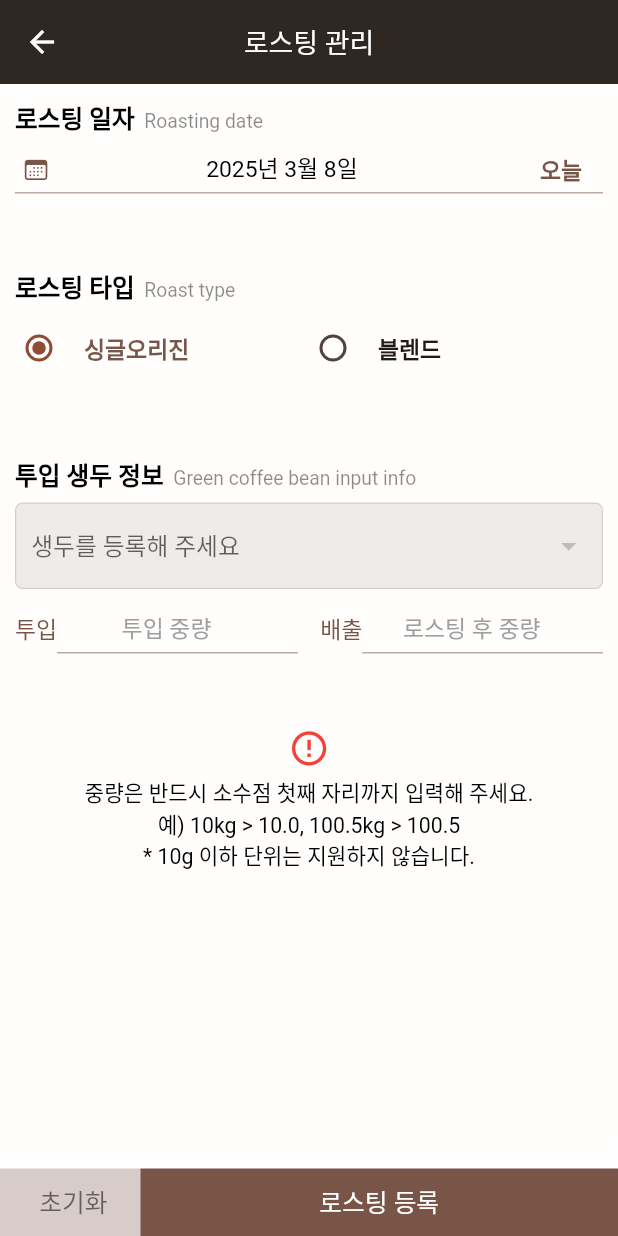
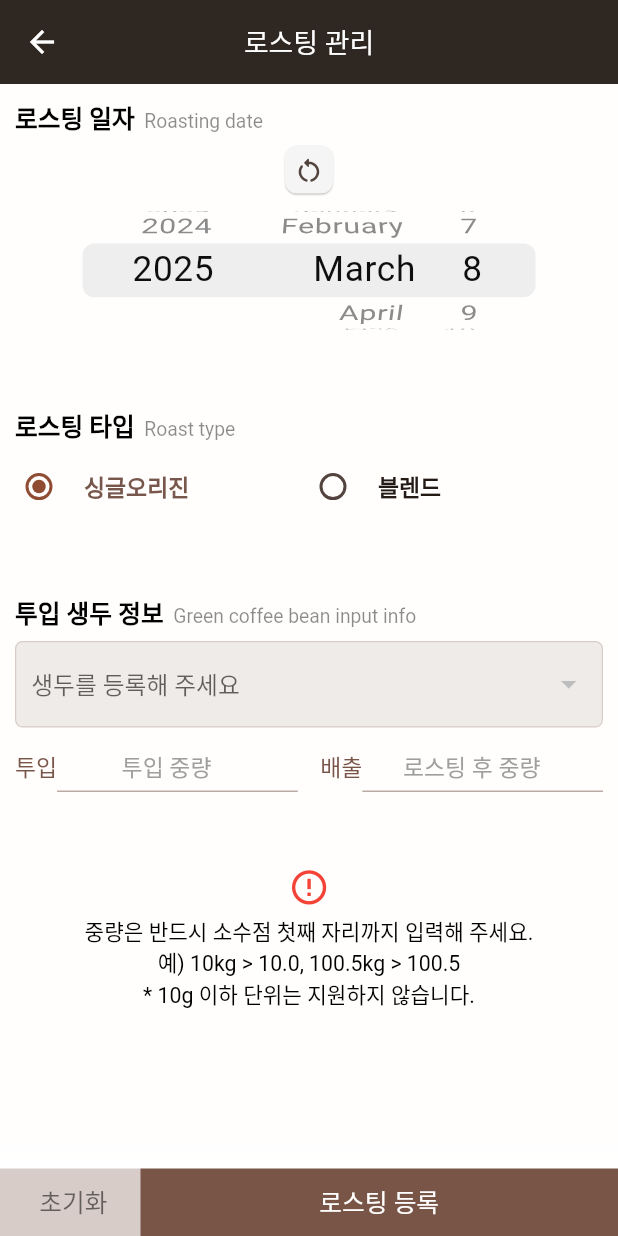
Before and after one commit to NamGideokk/bean_diary, a Flutter app: the RoastingManagementMain screen opened directly, on a phone screen of 412 x 824 dp. Run offline on Flutter 3.47's test engine with Material 3 defaults, Android fonts, the phone set to English and light mode, and no system bars; our stand-ins replace dio, flutter_dotenv, get, package_info_plus, sqflite, upgrader; accounts and stored records are empty; network calls fail.

Commit message:
custom_date_picker > ui 수정

```diff
--- a/lib/controllers/custom_date_picker_controller.dart
+++ b/lib/controllers/custom_date_picker_controller.dart
@@ -1,8 +1,6 @@
-import 'package:flutter/cupertino.dart';
 import 'package:get/get.dart';
 
 class CustomDatePickerController extends GetxController {
-  final TextEditingController textEditingCtrl = TextEditingController();
   final _now = DateTime.now();
   late final RxInt _thisYear = 0.obs;
   final RxInt _year = 0.obs;
@@ -24,14 +22,12 @@ class CustomDatePickerController extends GetxController {
     _month(_now.month);
     _day(_now.day);
     _date("${_year.toString()}-${_month.toString()}-${_day.toString()}");
-    textEditingCtrl.text = "${_year.toString()}년 ${_month.toString()}월 ${_day.toString()}일";
   }
 
   void setDateToToday() {
     _year(_now.year);
     _month(_now.month);
     _day(_now.day);
-    textEditingCtrl.text = "${_now.year.toString()}년 ${_now.month.toString()}월 ${_now.day.toString()}일";
     _date("${_now.year.toString()}-${_now.month.toString()}-${_now.day.toString()}");
   }
 
--- a/lib/controllers/roasting_bean_sales_controller.dart
+++ b/lib/controllers/roasting_bean_sales_controller.dart
@@ -1,5 +1,3 @@
-import 'dart:convert';
-
 import 'package:bean_diary/controllers/custom_date_picker_controller.dart';
 import 'package:bean_diary/sqfLite/roasting_bean_sales_sqf_lite.dart';
 import 'package:bean_diary/sqfLite/roasting_bean_stock_sqf_lite.dart';
@@ -95,7 +93,7 @@ class RoastingBeanSalesController extends GetxController {
     final bool? confirm = await CustomDialog().showAlertDialog(
       context,
       "판매 등록",
-      "판매일: ${customDatePickerCtrl.textEditingCtrl.text}\n판매처: $retailer\n원두: $name\n판매량: ${weightTECtrl.text}kg\n\n입력하신 정보로 판매를 등록합니다.",
+      "판매일: ${Utility().pasteTextToDate(customDatePickerCtrl.date)}\n판매처: $retailer\n원두: $name\n판매량: ${weightTECtrl.text}kg\n\n입력하신 정보로 판매를 등록합니다.",
       acceptTitle: "등록하기",
     );
 
@@ -120,7 +118,8 @@ class RoastingBeanSalesController extends GetxController {
       bool result = await RoastingBeanSalesSqfLite().insertRoastingBeanSales(value);
 
       if (result) {
-        String successMsg = "${customDatePickerCtrl.textEditingCtrl.text}\n$retailer\n${type == "1" ? "싱글오리진" : "블렌드"} - $name\n${Utility().numberFormat(weightTECtrl.text.trim())}kg\n판매 등록이 완료되었습니다.";
+        String successMsg =
+            "${Utility().pasteTextToDate(customDatePickerCtrl.date)}\n$retailer\n${type == "1" ? "싱글오리진" : "블렌드"} - $name\n${Utility().numberFormat(weightTECtrl.text.trim())}kg\n판매 등록이 완료되었습니다.";
         if (!context.mounted) return;
         CustomDialog().showSnackBar(context, successMsg);
         await getRetailers();
--- a/lib/controllers/warehousing_green_bean_controller.dart
+++ b/lib/controllers/warehousing_green_bean_controller.dart
@@ -186,14 +186,14 @@ class WarehousingGreenBeanController extends GetxController {
     final bool? confirm = await CustomDialog().showAlertDialog(
       context,
       "입고 등록",
-      "입고일: ${customDatePickerCtrl.textEditingCtrl.text}\n공급처: $supplier\n생두: $selectedBean\n입고량: ${weightTECtrl.text}kg\n\n입력하신 정보로 입고를 등록합니다.",
+      "입고일: ${Utility().pasteTextToDate(customDatePickerCtrl.date)}\n공급처: $supplier\n생두: $selectedBean\n입고량: ${weightTECtrl.text}kg\n\n입력하신 정보로 입고를 등록합니다.",
       acceptTitle: "등록하기",
     );
 
     if (confirm != true) {
       return;
     } else {
-      String date = customDatePickerCtrl.date.replaceAll(RegExp("[년 월 일 ]"), "-");
+      String date = customDatePickerCtrl.date;
       String weight = weightTECtrl.text.replaceAll(".", "");
       String history = jsonEncode([
         {
@@ -214,7 +214,7 @@ class WarehousingGreenBeanController extends GetxController {
       if (!context.mounted) return;
       CustomDialog().showSnackBar(
         context,
-        insertResult ? "${customDatePickerCtrl.textEditingCtrl.text}\n$supplier\n$selectedBean\n${weightTECtrl.text}kg\n\n입고 등록이 완료되었습니다." : "입고 등록에 실패했습니다.\n입력값을 확인하시거나 잠시 후 다시 시도해 주세요.",
+        insertResult ? "${Utility().pasteTextToDate(customDatePickerCtrl.date)}\n$supplier\n$selectedBean\n${weightTECtrl.text}kg\n\n입고 등록이 완료되었습니다." : "입고 등록에 실패했습니다.\n입력값을 확인하시거나 잠시 후 다시 시도해 주세요.",
         isError: insertResult ? false : true,
       );
 
--- a/lib/screens/roasting_management_main.dart
+++ b/lib/screens/roasting_management_main.dart
@@ -438,7 +438,7 @@ class _RoastingManagementMainState extends State<RoastingManagementMain> {
                                   bool? finalConfirm = await CustomDialog().showAlertDialog(
                                     context,
                                     "로스팅 등록",
-                                    "블렌드\n\n로스팅일: ${_customDatePickerCtrl.textEditingCtrl.text}\n$beans\n배출량: ${_warehousingGreenBeanCtrl.roastingWeightTECtrl.text}kg\n블렌드명: ${_warehousingGreenBeanCtrl.blendNameTECtrl.text}\n\n입력하신 정보로 로스팅을 등록합니다.",
+                                    "블렌드\n\n로스팅일: ${Utility().pasteTextToDate(_customDatePickerCtrl.date)}\n$beans\n배출량: ${_warehousingGreenBeanCtrl.roastingWeightTECtrl.text}kg\n블렌드명: ${_warehousingGreenBeanCtrl.blendNameTECtrl.text}\n\n입력하신 정보로 로스팅을 등록합니다.",
                                     acceptTitle: "등록하기",
                                   );
                                   if (finalConfirm != true) return;
@@ -449,7 +449,7 @@ class _RoastingManagementMainState extends State<RoastingManagementMain> {
                                   CustomDialog().showSnackBar(
                                     context,
                                     insertResult
-                                        ? "${_customDatePickerCtrl.textEditingCtrl.text}\n블렌드 - ${_warehousingGreenBeanCtrl.blendNameTECtrl.text.trim()}\n${Utility().numberFormat(_warehousingGreenBeanCtrl.roastingWeightTECtrl.text.trim())}kg\n로스팅 등록이 완료되었습니다."
+                                        ? "${Utility().pasteTextToDate(_customDatePickerCtrl.date)}\n블렌드 - ${_warehousingGreenBeanCtrl.blendNameTECtrl.text.trim()}\n${Utility().numberFormat(_warehousingGreenBeanCtrl.roastingWeightTECtrl.text.trim())}kg\n로스팅 등록이 완료되었습니다."
                                         : "로스팅 등록에 실패했습니다.\n입력값을 확인하시거나 잠시 후 다시 시도해 주세요.",
                                     isError: insertResult ? false : true,
                                   );
@@ -551,7 +551,7 @@ class _RoastingManagementMainState extends State<RoastingManagementMain> {
                                 bool? finalConfirm = await CustomDialog().showAlertDialog(
                                   context,
                                   "로스팅 등록",
-                                  "싱글오리진\n\n로스팅일: ${_customDatePickerCtrl.textEditingCtrl.text}\n생두: ${_warehousingGreenBeanCtrl.selectedBean.split(" / ")[0]} / ${_warehousingGreenBeanCtrl.weightTECtrl.text}kg\n배출량: ${_warehousingGreenBeanCtrl.roastingWeightTECtrl.text}kg\n\n입력하신 정보로 로스팅을 등록합니다.",
+                                  "싱글오리진\n\n로스팅일: ${Utility().pasteTextToDate(_customDatePickerCtrl.date)}\n생두: ${_warehousingGreenBeanCtrl.selectedBean.split(" / ")[0]} / ${_warehousingGreenBeanCtrl.weightTECtrl.text}kg\n배출량: ${_warehousingGreenBeanCtrl.roastingWeightTECtrl.text}kg\n\n입력하신 정보로 로스팅을 등록합니다.",
                                   acceptTitle: "등록하기",
                                 );
                                 if (finalConfirm != true) return;
@@ -562,7 +562,7 @@ class _RoastingManagementMainState extends State<RoastingManagementMain> {
                                 CustomDialog().showSnackBar(
                                   context,
                                   insertResult
-                                      ? "${_customDatePickerCtrl.textEditingCtrl.text}\n싱글오리진 - ${_warehousingGreenBeanCtrl.selectedBean.split(" / ")[0]}\n${Utility().numberFormat(_warehousingGreenBeanCtrl.roastingWeightTECtrl.text.trim())}kg\n로스팅 등록이 완료되었습니다."
+                                      ? "${Utility().pasteTextToDate(_customDatePickerCtrl.date)}\n싱글오리진 - ${_warehousingGreenBeanCtrl.selectedBean.split(" / ")[0]}\n${Utility().numberFormat(_warehousingGreenBeanCtrl.roastingWeightTECtrl.text.trim())}kg\n로스팅 등록이 완료되었습니다."
                                       : "로스팅 등록에 실패했습니다.\n입력값을 확인하시거나 잠시 후 다시 시도해 주세요.",
                                   isError: insertResult ? false : true,
                                 );
--- a/lib/widgets/custom_date_picker.dart
+++ b/lib/widgets/custom_date_picker.dart
@@ -3,53 +3,51 @@ import 'package:flutter/cupertino.dart';
 import 'package:flutter/material.dart';
 import 'package:get/get.dart';
 
-class CustomDatePicker extends StatelessWidget {
+class CustomDatePicker extends StatefulWidget {
   const CustomDatePicker({Key? key}) : super(key: key);
 
   @override
+  State<CustomDatePicker> createState() => _CustomDatePickerState();
+}
+
+class _CustomDatePickerState extends State<CustomDatePicker> {
+  final CustomDatePickerController customDatePickerCtrl = Get.find<CustomDatePickerController>();
+  Key _key = UniqueKey();
+
+  @override
   Widget build(BuildContext context) {
-    final CustomDatePickerController customDatePickerCtrl = Get.find<CustomDatePickerController>();
     final height = MediaQuery.of(context).size.height;
 
-    return TextField(
-      controller: customDatePickerCtrl.textEditingCtrl,
-      readOnly: true,
-      textAlign: TextAlign.center,
-      style: Theme.of(context).textTheme.bodyMedium,
-      textAlignVertical: TextAlignVertical.center,
-      decoration: InputDecoration(
-        prefixIconConstraints: const BoxConstraints(),
-        prefixIcon: Padding(
-          padding: const EdgeInsets.only(left: 5),
-          child: Icon(
-            CupertinoIcons.calendar,
-            size: height / 46,
-            color: Colors.brown,
-            applyTextScaling: true,
+    return Column(
+      children: [
+        IconButton(
+          style: IconButton.styleFrom(
+            backgroundColor: Colors.grey[100],
+            visualDensity: VisualDensity.compact,
+            padding: EdgeInsets.zero,
+            elevation: 0.5,
+            shadowColor: Colors.black,
+            shape: RoundedRectangleBorder(
+              borderRadius: BorderRadius.circular(8),
             ),
           ),
-        suffixIconConstraints: const BoxConstraints(),
-        suffixIcon: TextButton(
-          onPressed: customDatePickerCtrl.setDateToToday,
-          child: Text(
-            "오늘",
-            style: Theme.of(context).textTheme.bodyMedium!.copyWith(
-                  color: Colors.brown,
-                  fontWeight: FontWeight.w600,
+          onPressed: () {
+            customDatePickerCtrl.setDateToToday();
+            setState(() {
+              _key = UniqueKey();
+            });
+          },
+          icon: Icon(
+            Icons.restart_alt_rounded,
+            size: height / 40,
           ),
         ),
-        ),
-      ),
-      onTap: () async {
-        await showModalBottomSheet(
-          context: context,
-          showDragHandle: true,
-          backgroundColor: Colors.white,
-          builder: (context) {
-            return SizedBox(
-              height: height / 3.5,
-              child: SafeArea(
+        Container(
+          margin: const EdgeInsets.only(top: 10),
+          height: height / 10,
           child: CupertinoDatePicker(
+            key: _key,
+            mode: CupertinoDatePickerMode.date,
             dateOrder: DatePickerDateOrder.ymd,
             maximumYear: customDatePickerCtrl.thisYear,
             initialDateTime: DateTime(
@@ -57,20 +55,15 @@ class CustomDatePicker extends StatelessWidget {
               customDatePickerCtrl.month,
               customDatePickerCtrl.day,
             ),
-                  mode: CupertinoDatePickerMode.date,
             onDateTimeChanged: (value) {
               customDatePickerCtrl.setYear(value.year);
               customDatePickerCtrl.setMonth(value.month);
               customDatePickerCtrl.setDay(value.day);
-                    customDatePickerCtrl.textEditingCtrl.text = "${value.year}년 ${value.month}월 ${value.day}일";
               customDatePickerCtrl.setDate();
             },
           ),
         ),
-            );
-          },
-        );
-      },
+      ],
     );
   }
 }
```
Lines whose indentation alone changed are shown as unchanged.
